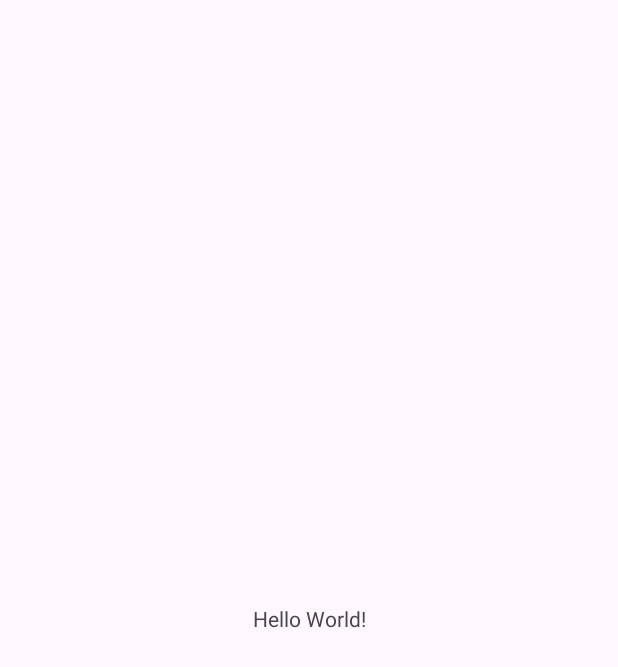
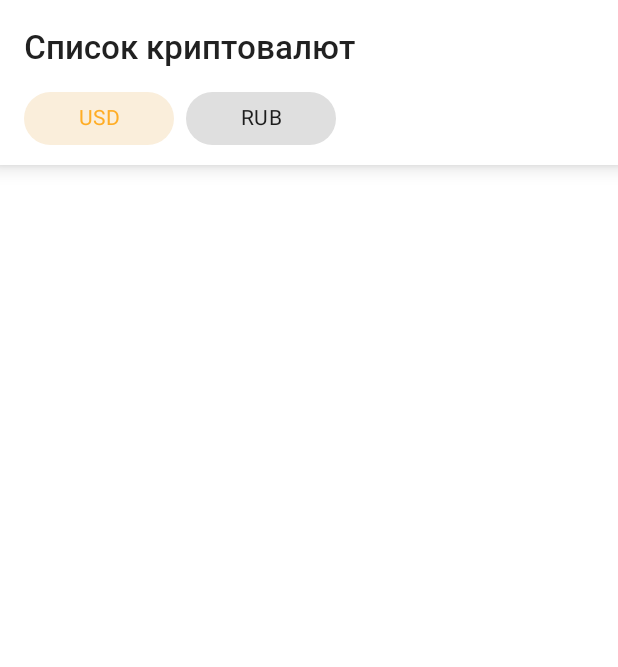
Before and after one commit to NikitaDediukhin/CryptoApp, an Android app: the screen it shows after launch (MainActivity), on a phone screen of 412 x 824 dp. Before the commit the part shown is almost empty. Shown: the top 667 px of the screen. Run offline under Robolectric (Android 15) with nearby library versions, the phone set to English and light mode, and no system bars.

Commit message:
Create view layouts and add resources (colors, strings, drawables)

```diff
--- /dev/null
+++ b/app/src/main/res/drawable/ic_arrow_back.xml
@@ -0,0 +1,10 @@
+<vector xmlns:android="http://schemas.android.com/apk/res/android"
+    android:width="16dp"
+    android:height="16dp"
+    android:viewportWidth="16"
+    android:viewportHeight="16">
+  <path
+      android:pathData="M16,7H3.83L9.42,1.41L8,0L0,8L8,16L9.41,14.59L3.83,9H16V7Z"
+      android:fillColor="#000000"
+      android:fillAlpha="0.54"/>
+</vector>
--- /dev/null
+++ b/app/src/main/res/drawable/retry_button_shape.xml
@@ -0,0 +1,5 @@
+<?xml version="1.0" encoding="utf-8"?>
+<shape xmlns:android="http://schemas.android.com/apk/res/android">
+    <solid android:color="@color/orange" />
+    <corners android:radius="5dp" />
+</shape>
--- a/app/src/main/res/layout/activity_main.xml
+++ b/app/src/main/res/layout/activity_main.xml
@@ -1,18 +1,127 @@
 <?xml version="1.0" encoding="utf-8"?>
-<androidx.constraintlayout.widget.ConstraintLayout xmlns:android="http://schemas.android.com/apk/res/android"
+<androidx.constraintlayout.widget.ConstraintLayout
+    xmlns:android="http://schemas.android.com/apk/res/android"
     xmlns:app="http://schemas.android.com/apk/res-auto"
     xmlns:tools="http://schemas.android.com/tools"
     android:layout_width="match_parent"
     android:layout_height="match_parent"
     tools:context=".MainActivity">
 
-    <TextView
-        android:layout_width="wrap_content"
+    <android.widget.Toolbar
+        android:id="@+id/toolbar"
+        android:layout_width="match_parent"
         android:layout_height="wrap_content"
-        android:text="Hello World!"
+        android:background="@color/white"
+        android:elevation="8dp"
+        app:layout_constraintTop_toTopOf="parent"
+        app:layout_constraintStart_toStartOf="parent"
+        app:layout_constraintEnd_toEndOf="parent">
+
+        <LinearLayout
+            android:id="@+id/toolbar_description"
+            android:layout_width="match_parent"
+            android:layout_height="match_parent"
+            android:orientation="horizontal"
+            android:gravity="center_vertical|start"
+            android:visibility="gone">
+
+            <ImageButton
+                android:id="@+id/desc_tools"
+                android:layout_width="24dp"
+                android:layout_height="24dp"
+                android:background="@color/white"
+                android:src="@drawable/ic_arrow_back"/>
+
+            <TextView
+                android:id="@+id/toolbar_description_title"
+                android:layout_width="wrap_content"
+                android:layout_height="wrap_content"
+                android:layout_marginStart="32dp"
+                android:text="@string/bitcoin"
+                android:textSize="22sp"
+                android:lineHeight="23.44dp"
+                android:fontFamily="@font/roboto_medium"
+                android:textColor="@color/blackTransparent"
+                android:gravity="start"/>
+
+        </LinearLayout>
+
+        <LinearLayout
+            android:id="@+id/main_tools"
+            android:layout_width="match_parent"
+            android:layout_height="wrap_content"
+            android:orientation="vertical"
+            android:visibility="visible">
+
+            <TextView
+                android:id="@+id/toolbar_title"
+                android:layout_width="wrap_content"
+                android:layout_height="wrap_content"
+                android:layout_marginTop="16dp"
+                android:text="@string/crypto_list"
+                android:textSize="22sp"
+                android:lineHeight="23.44dp"
+                android:fontFamily="@font/roboto_medium"
+                android:textColor="@color/blackTransparent"
+                android:gravity="start"/>
+
+            <com.google.android.material.chip.ChipGroup
+                android:id="@+id/chip_group"
+                android:layout_width="wrap_content"
+                android:layout_height="wrap_content"
+                android:layout_marginTop="16dp"
+                android:layout_marginBottom="13dp"
+                android:layout_gravity="start|center_horizontal"
+                app:singleSelection="true">
+
+                <com.google.android.material.chip.Chip
+                    android:id="@+id/chip_usd"
+                    style="@style/Widget.MaterialComponents.Chip.Choice"
+                    android:layout_width="100dp"
+                    android:layout_height="35dp"
+                    android:textAlignment="center"
+                    android:text="@string/usd"
+                    android:textSize="14sp"
+                    app:chipMinTouchTargetSize="0dp"
+                    android:textColor="@color/brightOrange"
+                    app:chipBackgroundColor="@color/lightBeige"/>
+
+                <com.google.android.material.chip.Chip
+                    android:id="@+id/chip_rub"
+                    style="@style/Widget.MaterialComponents.Chip.Choice"
+                    android:layout_width="100dp"
+                    android:layout_height="35dp"
+                    android:textAlignment="center"
+                    android:text="@string/rub"
+                    android:textSize="14sp"
+                    app:chipMinTouchTargetSize="0dp"
+                    android:textColor="@color/blackTransparent"
+                    app:chipBackgroundColor="@color/lightGrey" />
+
+            </com.google.android.material.chip.ChipGroup>
+
+        </LinearLayout>
+
+    </android.widget.Toolbar>
+
+    <FrameLayout
+        android:id="@+id/frame_layout"
+        android:layout_width="0dp"
+        android:layout_height="0dp"
+        android:background="@color/white"
         app:layout_constraintBottom_toBottomOf="parent"
         app:layout_constraintEnd_toEndOf="parent"
         app:layout_constraintStart_toStartOf="parent"
-        app:layout_constraintTop_toTopOf="parent" />
+        app:layout_constraintTop_toBottomOf="@+id/toolbar" >
+
+        <ProgressBar
+            android:id="@+id/progress_bar"
+            android:layout_width="wrap_content"
+            android:layout_height="wrap_content"
+            android:layout_gravity="center"
+            android:indeterminateTint="@color/orange"
+            android:visibility="gone" />
+
+    </FrameLayout>
 
 </androidx.constraintlayout.widget.ConstraintLayout>
--- a/app/src/main/res/values/colors.xml
+++ b/app/src/main/res/values/colors.xml
@@ -1,5 +1,11 @@
 <?xml version="1.0" encoding="utf-8"?>
 <resources>
     <color name="black">#FF000000</color>
-    <color name="white">#FFFFFFFF</color>
+    <color name="white">#FFFFFF</color>
+    <color name="blackTransparent">#DE000000</color>
+    <color name="lightGrey">#DFDFDF</color>
+    <color name="lightBeige">#FAEEDB</color>
+    <color name="brightOrange">#FFAD25</color>
+    <color name="orange">#FF9F00</color>
+    <color name="teal">#2A9D8F</color>
 </resources>
--- a/app/src/main/res/values/strings.xml
+++ b/app/src/main/res/values/strings.xml
@@ -1,3 +1,15 @@
 <resources>
     <string name="app_name">CryptoApp</string>
+
+    <string name="crypto_logo">crypto logo</string>
+    <string name="bitcoin">Bitcoin</string>
+    <string name="btc">BTC</string>
+    <string name="_28_600_74">$ 28,600.74</string>
+    <string name="_4_05">+ 4.05%</string>
+    <string name="crypto_list">Список криптовалют</string>
+    <string name="usd">USD</string>
+    <string name="rub">RUB</string>
+    <string name="error_text">Произошла какая-то ошибка :( \nПопробуйте снова?</string>
+    <string name="error_try">Попробовать</string>
+    <string name="error_logo">Error logo</string>
 </resources>
```
Also changed, not shown: app/src/main/res/drawable/ic_crypto.xml (added, +12 -0 lines), app/src/main/res/layout/crypto_item.xml (added, +83 -0 lines), app/src/main/res/layout/fragment_crypto_list.xml (added, +17 -0 lines), app/src/main/res/layout/fragment_error.xml (added, +52 -0 lines), app/src/main/res/font/roboto_medium.ttf (added).
